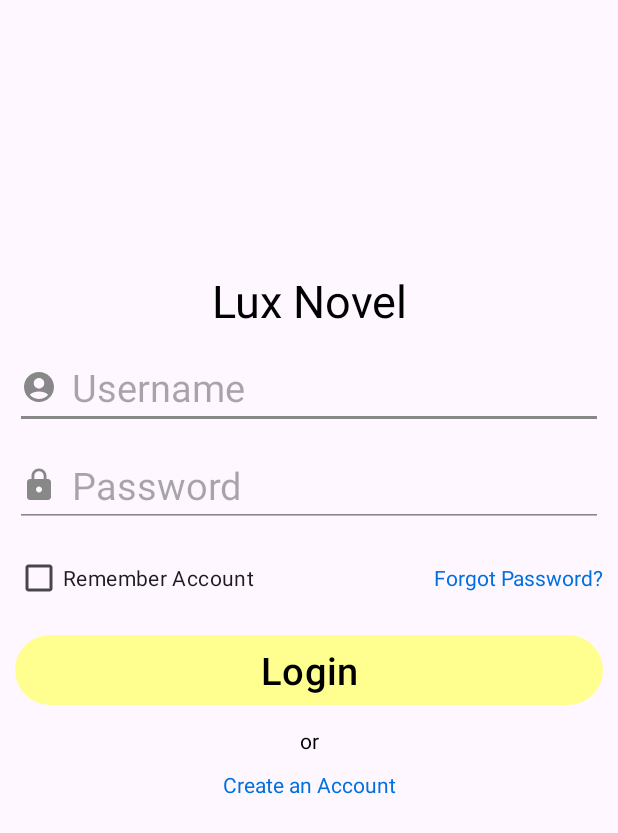
After one commit to ChisThanh/LuxNovel, an Android app: the ActivityLogin screen opened directly, with no data from a screen before it, on a phone screen of 412 x 824 dp. The commit adds this screen. Shown: the top 833 px of the screen. Run offline under Robolectric (Android 15) with nearby library versions, the phone set to English and light mode, and no system bars.

Commit message:
Add activity_login
Giao diện của Activity Login

```diff
--- a/app/src/main/AndroidManifest.xml
+++ b/app/src/main/AndroidManifest.xml
@@ -24,6 +24,9 @@
             </intent-filter>
         </activity>
 
+        <activity android:name=".Activity.ActivityLogin"/>
+        <activity android:name=".Activity.ActivityRegister"/>
+
     </application>
 
 </manifest>
--- /dev/null
+++ b/app/src/main/java/project/luxnovel/Activity/ActivityLogin.java
@@ -0,0 +1,17 @@
+package project.luxnovel.Activity;
+
+import android.os.Bundle;
+
+import androidx.appcompat.app.AppCompatActivity;
+
+import project.luxnovel.R;
+
+public class ActivityLogin extends AppCompatActivity
+{
+    @Override
+    protected void onCreate(Bundle savedInstanceState)
+    {
+        super.onCreate(savedInstanceState);
+        setContentView(R.layout.activity_login);
+    }
+}
--- /dev/null
+++ b/app/src/main/java/project/luxnovel/Activity/ActivityRegister.java
@@ -0,0 +1,17 @@
+package project.luxnovel.Activity;
+
+import android.os.Bundle;
+
+import androidx.appcompat.app.AppCompatActivity;
+
+import project.luxnovel.R;
+
+public class ActivityRegister extends AppCompatActivity
+{
+    @Override
+    protected void onCreate(Bundle savedInstanceState)
+    {
+        super.onCreate(savedInstanceState);
+        setContentView(R.layout.activity_register);
+    }
+}
--- /dev/null
+++ b/app/src/main/res/drawable/password.xml
@@ -0,0 +1,5 @@
+<vector xmlns:android="http://schemas.android.com/apk/res/android" android:height="24dp" android:tint="#000000" android:viewportHeight="24" android:viewportWidth="24" android:width="24dp">
+
+    <path android:fillColor="@android:color/white" android:pathData="M18,8h-1L17,6c0,-2.76 -2.24,-5 -5,-5S7,3.24 7,6v2L6,8c-1.1,0 -2,0.9 -2,2v10c0,1.1 0.9,2 2,2h12c1.1,0 2,-0.9 2,-2L20,10c0,-1.1 -0.9,-2 -2,-2zM12,17c-1.1,0 -2,-0.9 -2,-2s0.9,-2 2,-2 2,0.9 2,2 -0.9,2 -2,2zM15.1,8L8.9,8L8.9,6c0,-1.71 1.39,-3.1 3.1,-3.1 1.71,0 3.1,1.39 3.1,3.1v2z"/>
+
+</vector>
--- /dev/null
+++ b/app/src/main/res/drawable/username.xml
@@ -0,0 +1,5 @@
+<vector xmlns:android="http://schemas.android.com/apk/res/android" android:height="24dp" android:tint="#000000" android:viewportHeight="24" android:viewportWidth="24" android:width="24dp">
+
+    <path android:fillColor="@android:color/white" android:pathData="M12,2C6.48,2 2,6.48 2,12s4.48,10 10,10s10,-4.48 10,-10S17.52,2 12,2zM12,6c1.93,0 3.5,1.57 3.5,3.5S13.93,13 12,13s-3.5,-1.57 -3.5,-3.5S10.07,6 12,6zM12,20c-2.03,0 -4.43,-0.82 -6.14,-2.88C7.55,15.8 9.68,15 12,15s4.45,0.8 6.14,2.12C16.43,19.18 14.03,20 12,20z"/>
+
+</vector>
--- /dev/null
+++ b/app/src/main/res/layout/activity_login.xml
@@ -0,0 +1,133 @@
+<?xml version="1.0" encoding="utf-8"?>
+
+<LinearLayout
+    xmlns:android="http://schemas.android.com/apk/res/android"
+    xmlns:tools="http://schemas.android.com/tools"
+    android:layout_width="match_parent"
+    android:layout_height="match_parent"
+    android:orientation="vertical"
+    tools:context=".Activity.ActivityLogin"
+>
+
+    <TextView
+        android:layout_width="match_parent"
+        android:layout_height="wrap_content"
+        android:layout_marginTop="180dp"
+        android:gravity="center"
+        android:textSize="30sp"
+        android:text="@string/app_name"
+    />
+
+    <EditText
+        android:id="@+id/uText_aLogin_Username"
+
+        android:layout_width="match_parent"
+        android:layout_height="wrap_content"
+        android:layout_marginTop="10dp"
+        android:layout_marginStart="10dp"
+        android:layout_marginEnd="10dp"
+
+
+        android:drawablePadding="10dp"
+        android:drawableTint="@color/gray"
+        android:drawableStart="@drawable/username"
+
+        android:textSize="25sp"
+        android:backgroundTint="@color/gray"
+
+        android:autofillHints=""
+        android:hint="@string/username"
+        android:ems="10"
+        android:inputType="text"
+
+        tools:ignore="LabelFor,VisualLintTextFieldSize,TextContrastCheck"
+    />
+
+    <EditText
+        android:id="@+id/uText_aLogin_Password"
+
+        android:layout_width="match_parent"
+        android:layout_height="wrap_content"
+        android:layout_marginTop="10dp"
+        android:layout_marginStart="10dp"
+        android:layout_marginEnd="10dp"
+
+        android:drawablePadding="10dp"
+        android:drawableTint="@color/gray"
+        android:drawableStart="@drawable/password"
+
+        android:textSize="25sp"
+        android:backgroundTint="@color/gray"
+
+        android:autofillHints=""
+        android:hint="@string/password"
+        android:ems="10"
+        android:inputType="textPassword"
+
+        tools:ignore="LabelFor,VisualLintTextFieldSize, TextContrastCheck"
+    />
+
+    <LinearLayout
+        android:layout_width="match_parent"
+        android:layout_height="wrap_content"
+        android:layout_marginTop="10dp"
+        android:layout_marginStart="10dp"
+        android:layout_marginEnd="10dp"
+        android:orientation="horizontal"
+    >
+
+        <CheckBox
+            android:id="@+id/uCheck_aLogin_Remember"
+            android:layout_width="wrap_content"
+            android:layout_height="wrap_content"
+            android:layout_weight="1"
+            android:text="@string/remember"
+            tools:ignore="VisualLintButtonSize" />
+
+        <TextView
+            android:id="@+id/vText_aLogin_Forgot"
+            android:layout_width="wrap_content"
+            android:layout_height="wrap_content"
+            android:layout_weight="1"
+            android:textAlignment="textEnd"
+            android:textColor="@color/dark_sky_blue"
+            android:text="@string/forgot_password"
+        />
+
+    </LinearLayout>
+
+    <Button
+        android:id="@+id/uButton_aLogin_Login"
+        android:layout_width="match_parent"
+        android:layout_height="wrap_content"
+        android:layout_marginTop="10dp"
+        android:layout_marginStart="10dp"
+        android:layout_marginEnd="10dp"
+        android:textSize="25sp"
+        android:textColor="@color/black"
+        android:text="@string/login"
+        tools:ignore="VisualLintButtonSize" />
+
+    <TextView
+        android:layout_width="match_parent"
+        android:layout_height="wrap_content"
+        android:layout_marginTop="10dp"
+        android:layout_marginStart="10dp"
+        android:layout_marginEnd="10dp"
+        android:gravity="center"
+        android:text="@string/or"
+    />
+
+    <TextView
+        android:id="@+id/vText_aLogin_Register"
+        android:layout_width="match_parent"
+        android:layout_height="wrap_content"
+        android:layout_marginTop="10dp"
+        android:layout_marginStart="10dp"
+        android:layout_marginEnd="10dp"
+        android:gravity="center"
+        android:textColor="@color/dark_sky_blue"
+        android:text="@string/register_question"
+    />
+
+</LinearLayout>
--- a/app/src/main/res/layout/activity_main.xml
+++ b/app/src/main/res/layout/activity_main.xml
@@ -1,10 +1,10 @@
 <?xml version="1.0" encoding="utf-8"?>
-<androidx.constraintlayout.widget.ConstraintLayout xmlns:android="http://schemas.android.com/apk/res/android"
+
+<LinearLayout xmlns:android="http://schemas.android.com/apk/res/android"
     xmlns:app="http://schemas.android.com/apk/res-auto"
     xmlns:tools="http://schemas.android.com/tools"
-    android:id="@+id/main"
     android:layout_width="match_parent"
     android:layout_height="match_parent"
-    tools:context="project.luxnovel.ActivityMain">
-
-</androidx.constraintlayout.widget.ConstraintLayout>
+    android:orientation="vertical"
+    tools:context=".ActivityMain"
+/>
--- /dev/null
+++ b/app/src/main/res/layout/activity_register.xml
@@ -0,0 +1,6 @@
+<?xml version="1.0" encoding="utf-8"?>
+<androidx.constraintlayout.widget.ConstraintLayout xmlns:android="http://schemas.android.com/apk/res/android"
+    android:layout_width="match_parent"
+    android:layout_height="match_parent">
+
+</androidx.constraintlayout.widget.ConstraintLayout>
--- a/app/src/main/res/values/colors.xml
+++ b/app/src/main/res/values/colors.xml
@@ -3,5 +3,7 @@
 <resources>
     <color name="black">#000000</color>
     <color name="white">#ffffff</color>
+    <color name="gray">#888888</color>
+    <color name="dark_sky_blue">#0070e0</color>
     <color name="canary_yellow">#ffff8f</color>
 </resources>
--- a/app/src/main/res/values/strings.xml
+++ b/app/src/main/res/values/strings.xml
@@ -1,5 +1,14 @@
 <resources>
-    <string name="app_name">LuxNovel</string>
+    <string name="app_name">Lux Novel</string>
     <string name="image">Image</string>
     <string name="temp">Temp</string>
+
+    <string name="username">Username</string>
+    <string name="password">Password</string>
+    <string name="login">Login</string>
+    <string name="register">Register</string>
+    <string name="forgot_password">Forgot Password?</string>
+    <string name="register_question">Create an Account</string>
+    <string name="remember">Remember Account</string>
+    <string name="or">or</string>
 </resources>
```
